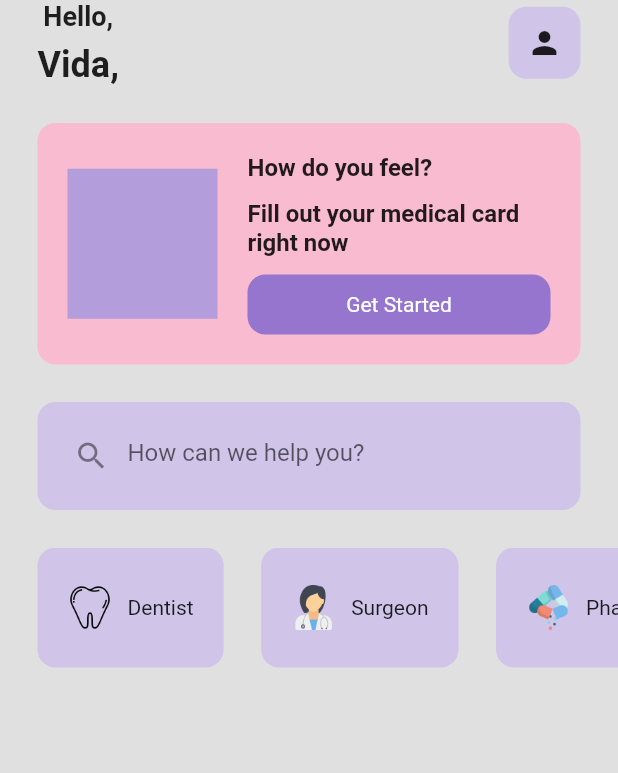
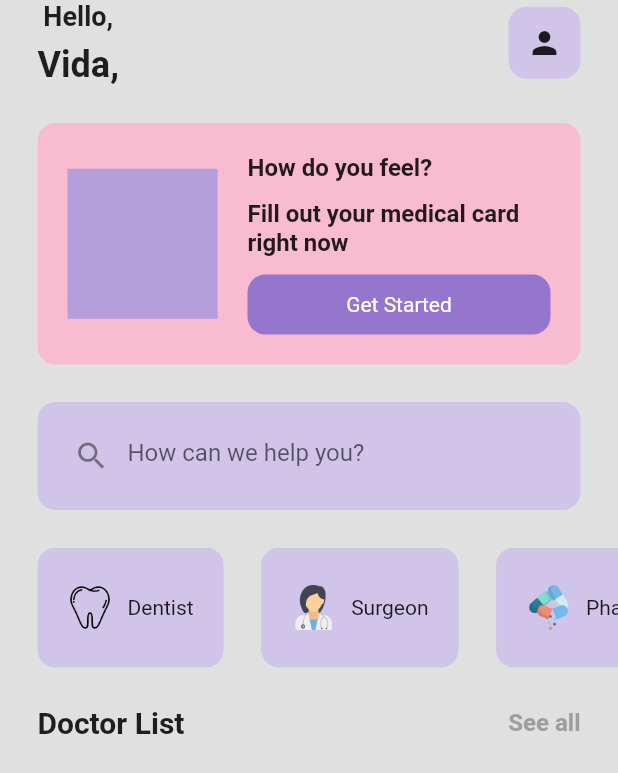
Before and after one commit to vidamohammadi/firstflutterproject, a Flutter app: the screen it shows after launch, on a phone screen of 412 x 824 dp. Shown: the top 773 px of the screen. Run offline on Flutter 3.47's test engine with Material 2 defaults, Android fonts, the phone set to English and light mode, and no system bars.

Commit message:
some changes in home page

```diff
--- a/lib/pages/home_page.dart
+++ b/lib/pages/home_page.dart
@@ -8,7 +8,7 @@ class HomePage extends StatefulWidget {
   @override
   State<HomePage> createState() => _HomePageState();
   Widget build(BuildContext context) {
-    return MaterialApp(
+    return const MaterialApp(
       title: 'Flutter Navigation Example',
       home: HomePage(),
     );
@@ -29,7 +29,7 @@ class _HomePageState extends State<HomePage> {
                   mainAxisAlignment: MainAxisAlignment.spaceBetween,
                   children: [
                     Column(
-                      children: [
+                      children: const [
                         Text(
                           'Hello,',
                           style: TextStyle(
@@ -44,20 +44,20 @@ class _HomePageState extends State<HomePage> {
                       ],
                     ),
                     Container(
-                        padding: EdgeInsets.all(12),
+                        padding: const EdgeInsets.all(12),
                         decoration: BoxDecoration(
                           color: Colors.deepPurple[100],
                           borderRadius: BorderRadius.circular(12),
                         ),
-                        child: Icon(Icons.person)),
+                        child: const Icon(Icons.person)),
                   ],
                 ),
               ),
-              SizedBox(height: 25),
+              const SizedBox(height: 25),
               Padding(
                 padding: const EdgeInsets.symmetric(horizontal: 25.0),
                 child: Container(
-                  padding: EdgeInsets.all(20),
+                  padding: const EdgeInsets.all(20),
                   decoration: BoxDecoration(
                       color: Colors.pink[100],
                       borderRadius: BorderRadius.circular(12)),
@@ -67,36 +67,36 @@ class _HomePageState extends State<HomePage> {
                       width: 100,
                       color: Colors.deepPurple[200],
                     ),
-                    SizedBox(
+                    const SizedBox(
                       width: 20,
                     ),
                     Expanded(
                       child: Column(
                         crossAxisAlignment: CrossAxisAlignment.start,
                         children: [
-                          Text(
+                          const Text(
                             'How do you feel?',
                             style: TextStyle(
                                 fontWeight: FontWeight.bold, fontSize: 16),
                           ),
-                          SizedBox(
+                          const SizedBox(
                             height: 12,
                           ),
-                          Text(
+                          const Text(
                             'Fill out your medical card right now',
                             style: TextStyle(
                                 fontWeight: FontWeight.bold, fontSize: 16),
                           ),
-                          SizedBox(
+                          const SizedBox(
                             height: 12,
                           ),
                           Container(
-                            padding: EdgeInsets.all(12),
+                            padding: const EdgeInsets.all(12),
                             decoration: BoxDecoration(
                               color: Colors.deepPurple[300],
                               borderRadius: BorderRadius.circular(12),
                             ),
-                            child: Center(
+                            child: const Center(
                               child:
                                   Text(
                                     'Get Started',
@@ -110,15 +110,15 @@ class _HomePageState extends State<HomePage> {
                   ]),
                 ),
               ),
-              SizedBox(height: 25),
+              const SizedBox(height: 25),
               Padding(
                 padding: const EdgeInsets.symmetric(horizontal: 25.0),
                 child: Container(
-                  padding: EdgeInsets.all(12),
+                  padding: const EdgeInsets.all(12),
                   decoration: BoxDecoration(
                       color: Colors.deepPurple[100],
                       borderRadius: BorderRadius.circular(12)),
-                  child: TextField(
+                  child: const TextField(
                     decoration: InputDecoration(
                       prefixIcon: Icon(Icons.search),
                       border: InputBorder.none,
@@ -127,8 +127,8 @@ class _HomePageState extends State<HomePage> {
                   ),
                 ),
               ),
-              SizedBox(height: 25),
-              Container(
+              const SizedBox(height: 25),
+              SizedBox(
                   height: 80,
                   child: ListView(
                     scrollDirection: Axis.horizontal,
@@ -146,7 +146,34 @@ class _HomePageState extends State<HomePage> {
                         iconImagePass: 'assets/icons/pills.png',
                       ),
                     ],
-                  ))
+                  )
+              ),
+              const SizedBox(height: 25,),
+
+              Padding(
+                padding: const EdgeInsets.symmetric(horizontal: 25.0),
+                child: Row(
+                  mainAxisAlignment: MainAxisAlignment.spaceBetween,
+                  children: const [
+                    Text(
+                      'Doctor List',
+                      style: TextStyle(
+                          fontWeight: FontWeight.bold,
+                          fontSize: 20
+                      ),
+                    ),
+                    Text(
+                      'See all',
+                      style: TextStyle(
+                        fontSize: 16,
+                        fontWeight: FontWeight.bold,
+                        color: Colors.grey
+                      ),
+                    ),
+                  ],
+                ),
+              ),
+              SizedBox(height: 25,),
             ],
           ),
         ));
```
